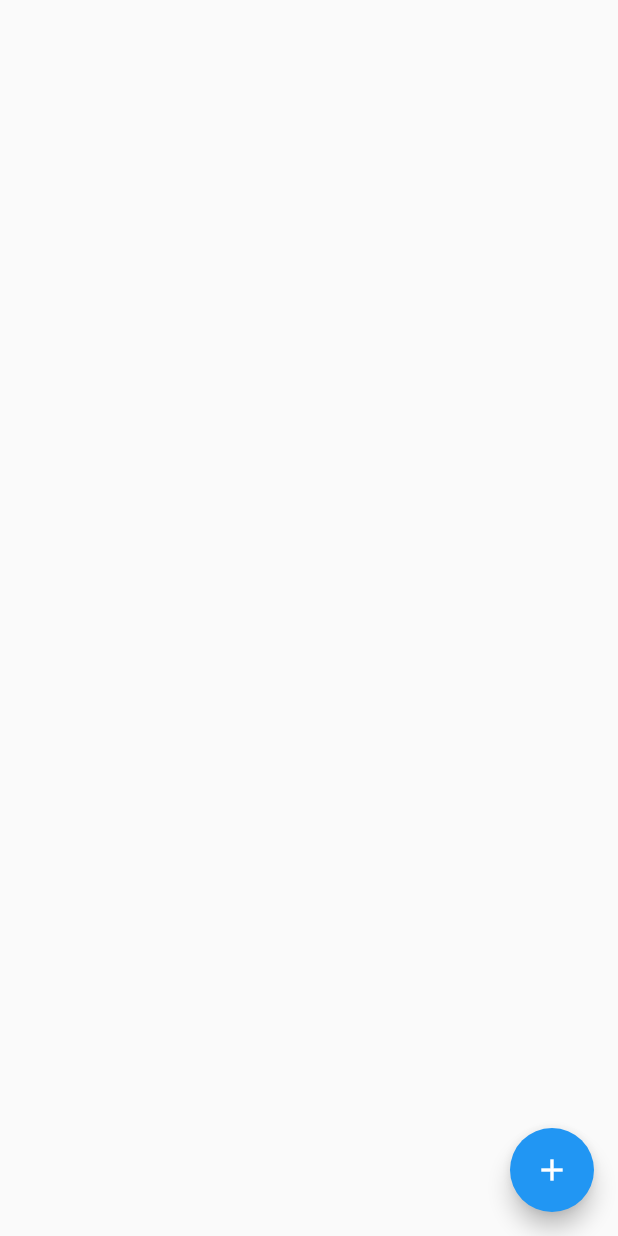
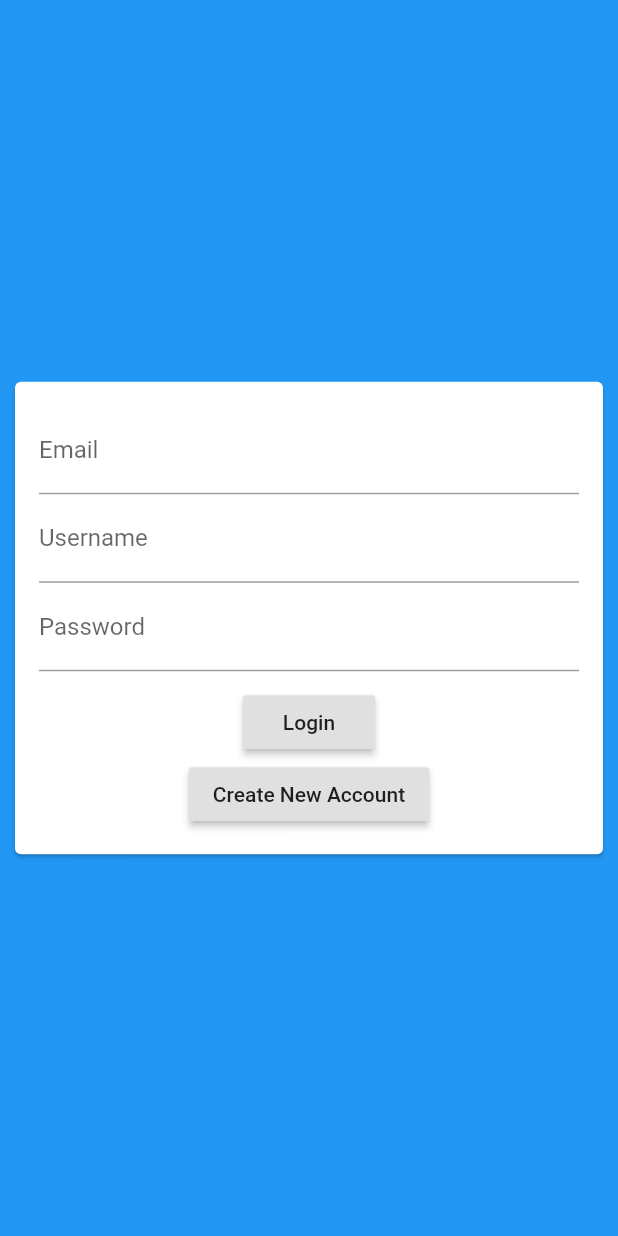
Before and after one commit to rehan-sattar/chitchat_flutter, a Flutter app: the screen it shows after launch, on a phone screen of 412 x 824 dp. Run offline on Flutter 3.47's test engine with Material 2 defaults, Android fonts, the phone set to English and light mode, and no system bars; our stand-ins replace cloud_firestore; accounts and stored records are empty.

Commit message:
📦 NEW:  add authentication form

```diff
--- a/lib/main.dart
+++ b/lib/main.dart
@@ -1,6 +1,7 @@
 import 'package:flutter/material.dart';
 
 import './screens/chat_screen.dart';
+import './screens/auth_screen.dart';
 
 void main() {
   runApp(MyApp());
@@ -16,7 +17,7 @@ class MyApp extends StatelessWidget {
         primarySwatch: Colors.blue,
         visualDensity: VisualDensity.adaptivePlatformDensity,
       ),
-      home: ChatScreen(),
+      home: AuthScreen(),
     );
   }
 }
--- a/lib/screens/auth_screen.dart
+++ b/lib/screens/auth_screen.dart
@@ -0,0 +1,17 @@
+import 'package:chat_app/widgets/auth_form.dart';
+import 'package:flutter/material.dart';
+
+class AuthScreen extends StatefulWidget {
+  @override
+  _AuthScreenState createState() => _AuthScreenState();
+}
+
+class _AuthScreenState extends State<AuthScreen> {
+  @override
+  Widget build(BuildContext context) {
+    return Scaffold(
+      backgroundColor: Theme.of(context).primaryColor,
+      body: AuthForm(),
+    );
+  }
+}
--- /dev/null
+++ b/lib/widgets/auth_form.dart
@@ -0,0 +1,49 @@
+import 'package:flutter/material.dart';
+
+class AuthForm extends StatefulWidget {
+  @override
+  _AuthFormState createState() => _AuthFormState();
+}
+
+class _AuthFormState extends State<AuthForm> {
+  @override
+  Widget build(BuildContext context) {
+    return Center(
+      child: Card(
+        margin: EdgeInsets.all(10.0),
+        child: SingleChildScrollView(
+          child: Padding(
+            padding: EdgeInsets.all(16.0),
+            child: Form(
+              child: Column(
+                mainAxisSize: MainAxisSize.min,
+                children: <Widget>[
+                  TextFormField(
+                    keyboardType: TextInputType.emailAddress,
+                    decoration: InputDecoration(labelText: 'Email'),
+                  ),
+                  TextFormField(
+                    decoration: InputDecoration(labelText: 'Username'),
+                  ),
+                  TextFormField(
+                    decoration: InputDecoration(labelText: 'Password'),
+                    obscureText: true,
+                  ),
+                  SizedBox(height: 10.0),
+                  RaisedButton(
+                    child: Text('Login'),
+                    onPressed: () {},
+                  ),
+                  RaisedButton(
+                    child: Text('Create New Account'),
+                    onPressed: () {},
+                  )
+                ],
+              ),
+            ),
+          ),
+        ),
+      ),
+    );
+  }
+}
```
